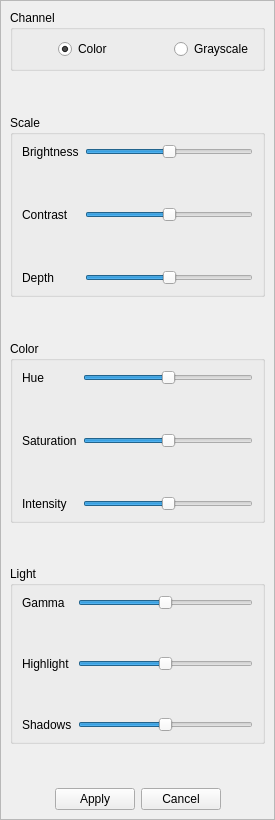
Before: the Qt Designer form src/adjustmenu.ui in mattykakes/qcvTouchUp, drawn with Qt 5.
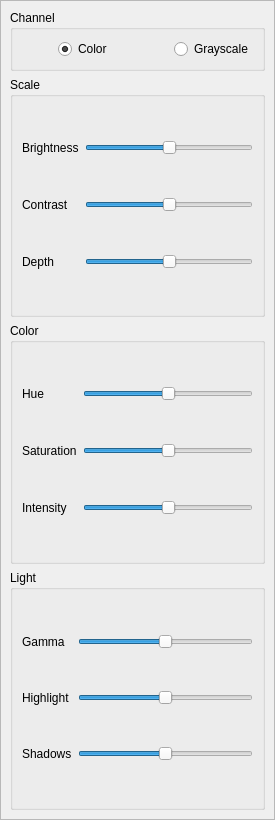
After: the same form once the commit is applied. Icons and pictures are not drawn.

Patch:
```diff
--- a/src/adjustmenu.ui
+++ b/src/adjustmenu.ui
@@ -49,6 +49,12 @@
    <layout class="QVBoxLayout" name="verticalLayout_2">
     <item>
      <widget class="QGroupBox" name="groupBox">
+      <property name="sizePolicy">
+       <sizepolicy hsizetype="Preferred" vsizetype="Maximum">
+        <horstretch>0</horstretch>
+        <verstretch>0</verstretch>
+       </sizepolicy>
+      </property>
       <property name="title">
        <string>Channel</string>
       </property>
@@ -123,19 +129,6 @@
       </layout>
      </widget>
     </item>
-    <item>
-     <spacer name="verticalSpacer_ScaleColor_2">
-      <property name="orientation">
-       <enum>Qt::Vertical</enum>
-      </property>
-      <property name="sizeHint" stdset="0">
-       <size>
-        <width>20</width>
-        <height>30</height>
-       </size>
-      </property>
-     </spacer>
-    </item>
     <item>
      <widget class="QGroupBox" name="groupBox_Scale">
       <property name="title">
@@ -151,7 +144,7 @@
        <property name="verticalSpacing">
         <number>8</number>
        </property>
-       <item row="5" column="0">
+       <item row="4" column="0">
         <widget class="QLabel" name="label_Contrast">
          <property name="text">
           <string>Contrast</string>
@@ -171,7 +164,7 @@
          </property>
         </widget>
        </item>
-       <item row="5" column="1">
+       <item row="4" column="1">
         <widget class="QSlider" name="horizontalSlider_Contrast">
          <property name="maximumSize">
           <size>
@@ -202,34 +195,6 @@
          </property>
         </widget>
        </item>
-       <item row="8" column="1">
-        <widget class="QSlider" name="horizontalSlider_Depth">
-         <property name="maximumSize">
-          <size>
-           <width>179</width>
-           <height>16777215</height>
-          </size>
-         </property>
-         <property name="minimum">
-          <number>1</number>
-         </property>
-         <property name="maximum">
-          <number>255</number>
-         </property>
-         <property name="pageStep">
-          <number>7</number>
-         </property>
-         <property name="value">
-          <number>128</number>
-         </property>
-         <property name="tracking">
-          <bool>false</bool>
-         </property>
-         <property name="orientation">
-          <enum>Qt::Horizontal</enum>
-         </property>
-        </widget>
-       </item>
        <item row="0" column="1">
         <widget class="QSlider" name="horizontalSlider_Brightness">
          <property name="maximumSize">
@@ -255,33 +220,7 @@
          </property>
         </widget>
        </item>
-       <item row="1" column="1">
-        <spacer name="verticalSpacer_BrightnessContrast">
-         <property name="orientation">
-          <enum>Qt::Vertical</enum>
-         </property>
-         <property name="sizeHint" stdset="0">
-          <size>
-           <width>20</width>
-           <height>40</height>
-          </size>
-         </property>
-        </spacer>
-       </item>
-       <item row="6" column="1">
-        <spacer name="verticalSpacer_ContrastDepth">
-         <property name="orientation">
-          <enum>Qt::Vertical</enum>
-         </property>
-         <property name="sizeHint" stdset="0">
-          <size>
-           <width>20</width>
-           <height>40</height>
-          </size>
-         </property>
-        </spacer>
-       </item>
-       <item row="8" column="0">
+       <item row="6" column="0">
         <widget class="QLabel" name="label_Depth">
          <property name="text">
           <string>Depth</string>
@@ -291,22 +230,37 @@
          </property>
         </widget>
        </item>
+       <item row="6" column="1">
+        <widget class="QSlider" name="horizontalSlider_Depth">
+         <property name="maximumSize">
+          <size>
+           <width>179</width>
+           <height>16777215</height>
+          </size>
+         </property>
+         <property name="minimum">
+          <number>1</number>
+         </property>
+         <property name="maximum">
+          <number>255</number>
+         </property>
+         <property name="pageStep">
+          <number>7</number>
+         </property>
+         <property name="value">
+          <number>128</number>
+         </property>
+         <property name="tracking">
+          <bool>false</bool>
+         </property>
+         <property name="orientation">
+          <enum>Qt::Horizontal</enum>
+         </property>
+        </widget>
+       </item>
       </layout>
      </widget>
     </item>
-    <item>
-     <spacer name="verticalSpacer_ScaleColor">
-      <property name="orientation">
-       <enum>Qt::Vertical</enum>
-      </property>
-      <property name="sizeHint" stdset="0">
-       <size>
-        <width>20</width>
-        <height>30</height>
-       </size>
-      </property>
-     </spacer>
-    </item>
     <item>
      <widget class="QGroupBox" name="groupBox_Color">
       <property name="title">
@@ -316,6 +270,16 @@
        <property name="verticalSpacing">
         <number>8</number>
        </property>
+       <item row="0" column="0">
+        <widget class="QLabel" name="label_Hue">
+         <property name="text">
+          <string>Hue</string>
+         </property>
+         <property name="buddy">
+          <cstring>horizontalSlider_Hue</cstring>
+         </property>
+        </widget>
+       </item>
        <item row="0" column="1">
         <widget class="QSlider" name="horizontalSlider_Hue">
          <property name="maximumSize">
@@ -341,20 +305,7 @@
          </property>
         </widget>
        </item>
-       <item row="9" column="1">
-        <spacer name="verticalSpacer_SaturationIntensity">
-         <property name="orientation">
-          <enum>Qt::Vertical</enum>
-         </property>
-         <property name="sizeHint" stdset="0">
-          <size>
-           <width>20</width>
-           <height>40</height>
-          </size>
-         </property>
-        </spacer>
-       </item>
-       <item row="8" column="0">
+       <item row="7" column="0">
         <widget class="QLabel" name="label_Saturation">
          <property name="text">
           <string>Saturation</string>
@@ -364,17 +315,7 @@
          </property>
         </widget>
        </item>
-       <item row="0" column="0">
-        <widget class="QLabel" name="label_Hue">
-         <property name="text">
-          <string>Hue</string>
-         </property>
-         <property name="buddy">
-          <cstring>horizontalSlider_Hue</cstring>
-         </property>
-        </widget>
-       </item>
-       <item row="8" column="1">
+       <item row="7" column="1">
         <widget class="QSlider" name="horizontalSlider_Saturation">
          <property name="maximumSize">
           <size>
@@ -399,7 +340,7 @@
          </property>
         </widget>
        </item>
-       <item row="10" column="0">
+       <item row="8" column="0">
         <widget class="QLabel" name="label_Intensity">
          <property name="text">
           <string>Intensity</string>
@@ -409,7 +350,7 @@
          </property>
         </widget>
        </item>
-       <item row="10" column="1">
+       <item row="8" column="1">
         <widget class="QSlider" name="horizontalSlider_Intensity">
          <property name="maximumSize">
           <size>
@@ -434,61 +375,22 @@
          </property>
         </widget>
        </item>
-       <item row="1" column="1">
-        <spacer name="verticalSpacer_HueSaturation">
-         <property name="orientation">
-          <enum>Qt::Vertical</enum>
-         </property>
-         <property name="sizeHint" stdset="0">
-          <size>
-           <width>20</width>
-           <height>40</height>
-          </size>
-         </property>
-        </spacer>
-       </item>
       </layout>
      </widget>
     </item>
-    <item>
-     <spacer name="verticalSpacer_ColorLight">
-      <property name="orientation">
-       <enum>Qt::Vertical</enum>
-      </property>
-      <property name="sizeHint" stdset="0">
-       <size>
-        <width>20</width>
-        <height>30</height>
-       </size>
-      </property>
-     </spacer>
-    </item>
     <item>
      <widget class="QGroupBox" name="groupBox_Light">
       <property name="title">
        <string>Light</string>
       </property>
       <layout class="QGridLayout" name="gridLayout">
-       <item row="1" column="1">
-        <spacer name="verticalSpacer_GammaHighlight">
-         <property name="orientation">
-          <enum>Qt::Vertical</enum>
-         </property>
-         <property name="sizeHint" stdset="0">
-          <size>
-           <width>20</width>
-           <height>40</height>
-          </size>
-         </property>
-        </spacer>
-       </item>
-       <item row="2" column="0">
-        <widget class="QLabel" name="label_Highlight">
+       <item row="3" column="0">
+        <widget class="QLabel" name="label_Shadow">
          <property name="text">
-          <string>Highlight</string>
+          <string>Shadows</string>
          </property>
          <property name="buddy">
-          <cstring>horizontalSlider_Highlight</cstring>
+          <cstring>horizontalSlider_Shadows</cstring>
          </property>
         </widget>
        </item>
@@ -523,7 +425,7 @@
          </property>
         </widget>
        </item>
-       <item row="2" column="1">
+       <item row="1" column="1">
         <widget class="QSlider" name="horizontalSlider_Highlight">
          <property name="maximumSize">
           <size>
@@ -551,38 +453,13 @@
          </property>
         </widget>
        </item>
-       <item row="5" column="0">
-        <widget class="QLabel" name="label_Shadow">
+       <item row="1" column="0">
+        <widget class="QLabel" name="label_Highlight">
          <property name="text">
-          <string>Shadows</string>
+          <string>Highlight</string>
          </property>
          <property name="buddy">
-          <cstring>horizontalSlider_Shadows</cstring>
-         </property>
-        </widget>
-       </item>
-       <item row="5" column="1">
-        <widget class="QSlider" name="horizontalSlider_Shadows">
-         <property name="maximumSize">
-          <size>
-           <width>179</width>
-           <height>16777215</height>
-          </size>
-         </property>
-         <property name="minimum">
-          <number>-80</number>
-         </property>
-         <property name="maximum">
-          <number>80</number>
-         </property>
-         <property name="pageStep">
-          <number>5</number>
-         </property>
-         <property name="tracking">
-          <bool>false</bool>
-         </property>
-         <property name="orientation">
-          <enum>Qt::Horizontal</enum>
+          <cstring>horizontalSlider_Highlight</cstring>
          </property>
         </widget>
        </item>
@@ -597,78 +474,33 @@
         </widget>
        </item>
        <item row="3" column="1">
-        <spacer name="verticalSpacer_HighlightShadow">
-         <property name="orientation">
-          <enum>Qt::Vertical</enum>
-         </property>
-         <property name="sizeHint" stdset="0">
+        <widget class="QSlider" name="horizontalSlider_Shadows">
+         <property name="maximumSize">
           <size>
-           <width>20</width>
-           <height>40</height>
+           <width>179</width>
+           <height>16777215</height>
           </size>
          </property>
-        </spacer>
+         <property name="minimum">
+          <number>-80</number>
+         </property>
+         <property name="maximum">
+          <number>80</number>
+         </property>
+         <property name="pageStep">
+          <number>5</number>
+         </property>
+         <property name="tracking">
+          <bool>false</bool>
+         </property>
+         <property name="orientation">
+          <enum>Qt::Horizontal</enum>
+         </property>
+        </widget>
        </item>
       </layout>
      </widget>
     </item>
-    <item>
-     <spacer name="verticalSpacer_SlidersButtons">
-      <property name="orientation">
-       <enum>Qt::Vertical</enum>
-      </property>
-      <property name="sizeHint" stdset="0">
-       <size>
-        <width>20</width>
-        <height>30</height>
-       </size>
-      </property>
-     </spacer>
-    </item>
-    <item>
-     <layout class="QHBoxLayout" name="horizontalLayout_Buttons">
-      <item>
-       <spacer name="horizontalSpacer_Apply">
-        <property name="orientation">
-         <enum>Qt::Horizontal</enum>
-        </property>
-        <property name="sizeHint" stdset="0">
-         <size>
-          <width>40</width>
-          <height>20</height>
-         </size>
-        </property>
-       </spacer>
-      </item>
-      <item>
-       <widget class="QPushButton" name="pushButton_Apply">
-        <property name="text">
-         <string>Apply</string>
-        </property>
-       </widget>
-      </item>
-      <item>
-       <widget class="QPushButton" name="pushButton_Cancel">
-        <property name="text">
-         <string>Cancel</string>
-        </property>
-       </widget>
-      </item>
-      <item>
-       <spacer name="horizontalSpacer_Cancel">
-        <property name="orientation">
-         <enum>Qt::Horizontal</enum>
-        </property>
-        <property name="sizeHint" stdset="0">
-         <size>
-          <width>40</width>
-          <height>20</height>
-         </size>
-        </property>
-       </spacer>
-      </item>
-     </layout>
-    </item>
    </layout>
   </widget>
  </widget>
```
